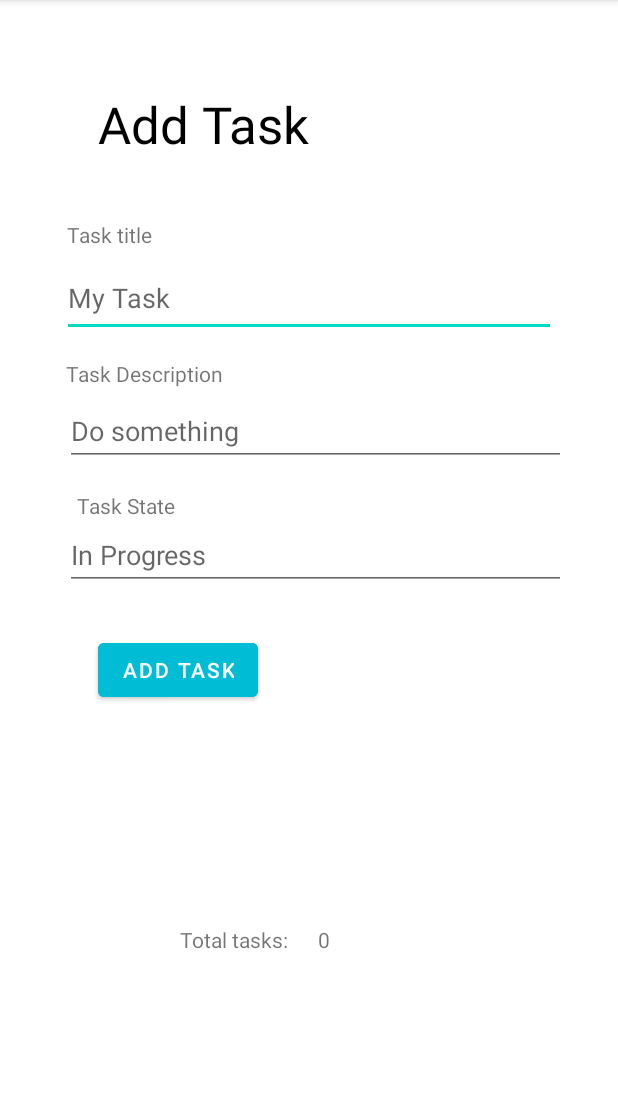
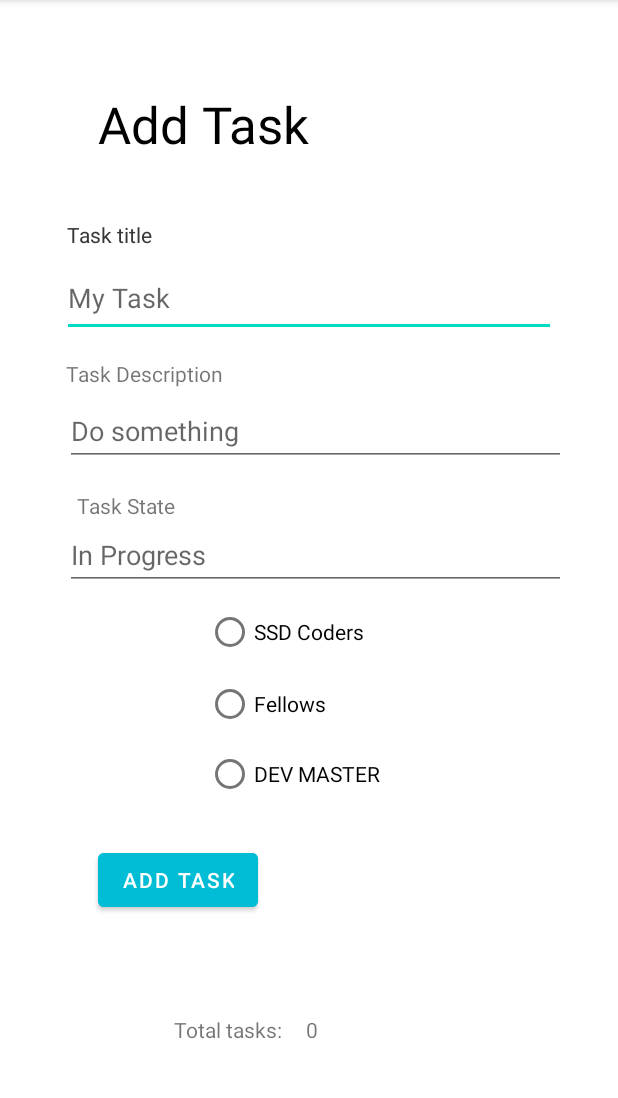
Before and after one commit to abdelqader-alomari/taskmaster, an Android app: the AddTask screen opened directly, with no data from a screen before it, on a phone screen of 412 x 824 dp, the part 84-1182 px from its top. Run offline under Robolectric (Android 15) with nearby library versions, the phone set to English and light mode, and no system bars; libraries missing offline, so code that uses them is left out: com.amplifyframework.api, com.amplifyframework.core; 1 statement that could not run was skipped.

Commit message:
lab 33 ...

```diff
--- a/app/src/main/res/layout/activity_add_task.xml
+++ b/app/src/main/res/layout/activity_add_task.xml
@@ -39,7 +39,7 @@
         android:layout_width="wrap_content"
         android:layout_height="wrap_content"
         android:layout_marginStart="65dp"
-        android:layout_marginTop="112dp"
+        android:layout_marginTop="252dp"
         android:layout_marginEnd="238dp"
         android:backgroundTint="@color/button1"
         android:text="ADD TASK"
@@ -52,8 +52,8 @@
         android:id="@+id/textView2"
         android:layout_width="wrap_content"
         android:layout_height="wrap_content"
-        android:layout_marginStart="120dp"
-        android:layout_marginBottom="132dp"
+        android:layout_marginStart="116dp"
+        android:layout_marginBottom="72dp"
         android:text="Total tasks: "
         app:layout_constraintBottom_toBottomOf="parent"
         app:layout_constraintStart_toStartOf="parent" />
@@ -62,8 +62,8 @@
         android:id="@+id/textView12"
         android:layout_width="wrap_content"
         android:layout_height="wrap_content"
-        android:layout_marginStart="212dp"
-        android:layout_marginBottom="132dp"
+        android:layout_marginStart="204dp"
+        android:layout_marginBottom="72dp"
         android:text="0"
         app:layout_constraintBottom_toBottomOf="parent"
         app:layout_constraintStart_toStartOf="parent" />
@@ -129,6 +129,20 @@
         app:layout_constraintVertical_bias="1.0" />
 
     <TextView
+        android:id="@+id/textView9"
+        android:layout_width="328dp"
+        android:layout_height="25dp"
+        android:layout_marginStart="5dp"
+        android:layout_marginTop="48dp"
+        android:layout_marginBottom="1dp"
+        android:text="Task title"
+        app:layout_constraintBottom_toTopOf="@+id/taskTitleInput"
+        app:layout_constraintEnd_toEndOf="parent"
+        app:layout_constraintStart_toStartOf="parent"
+        app:layout_constraintTop_toBottomOf="@+id/textView"
+        app:layout_constraintVertical_bias="1.0" />
+
+    <TextView
         android:id="@+id/textView13"
         android:layout_width="wrap_content"
         android:layout_height="wrap_content"
@@ -142,4 +156,37 @@
         app:layout_constraintStart_toStartOf="parent"
         app:layout_constraintTop_toBottomOf="@+id/taskDescriptionInput" />
 
+    <RadioGroup
+        android:id="@+id/teamSelection"
+        android:layout_width="136dp"
+        android:layout_height="141dp"
+        app:layout_constraintBottom_toTopOf="@+id/button4"
+        app:layout_constraintEnd_toEndOf="parent"
+        app:layout_constraintHorizontal_bias="0.498"
+        app:layout_constraintStart_toStartOf="parent"
+        app:layout_constraintTop_toBottomOf="@+id/taskStateInput"
+        app:layout_constraintVertical_bias="0.131">
+
+        <RadioButton
+            android:id="@+id/SSDCoders"
+            android:layout_width="match_parent"
+            android:layout_height="wrap_content"
+            android:text="SSD Coders" />
+
+        <RadioButton
+            android:id="@+id/Fellows"
+            android:layout_width="match_parent"
+            android:layout_height="wrap_content"
+            android:text="Fellows" />
+
+        <RadioButton
+            android:id="@+id/DEVMASTER"
+            android:layout_width="match_parent"
+            android:layout_height="wrap_content"
+            android:text="DEV MASTER"
+            app:layout_constraintEnd_toEndOf="parent"
+            app:layout_constraintStart_toStartOf="parent" />
+    </RadioGroup>
+
+
 </androidx.constraintlayout.widget.ConstraintLayout>
```
Also changed, not shown: app/src/main/java/com/example/taskmaster/AddTask.java (+40 -2 lines), app/src/main/java/com/amplifyframework/datastore/generated/model/AmplifyModelProvider.java, app/src/main/java/com/amplifyframework/datastore/generated/model/Team.java (added), app/src/main/java/com/amplifyframework/datastore/generated/model/Todo.java, 1 other file.
